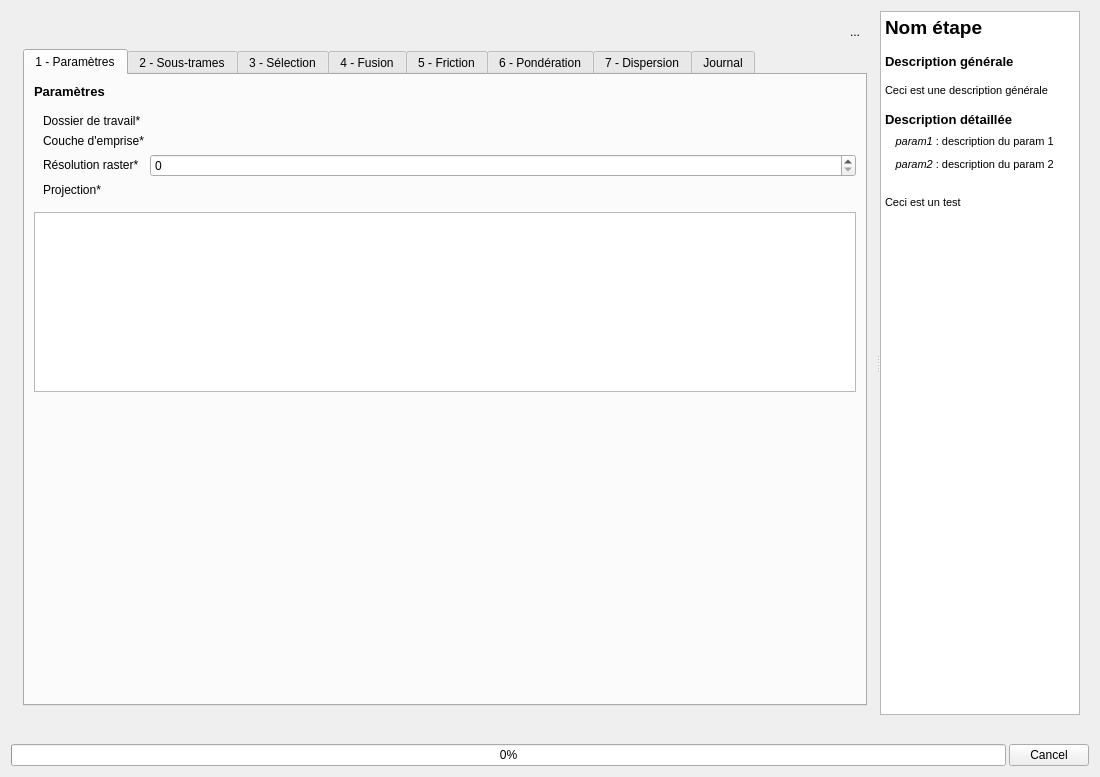
Old version of the form BioDispersal_dialog_base.ui in the repository MathieuChailloux/BioDispersal.
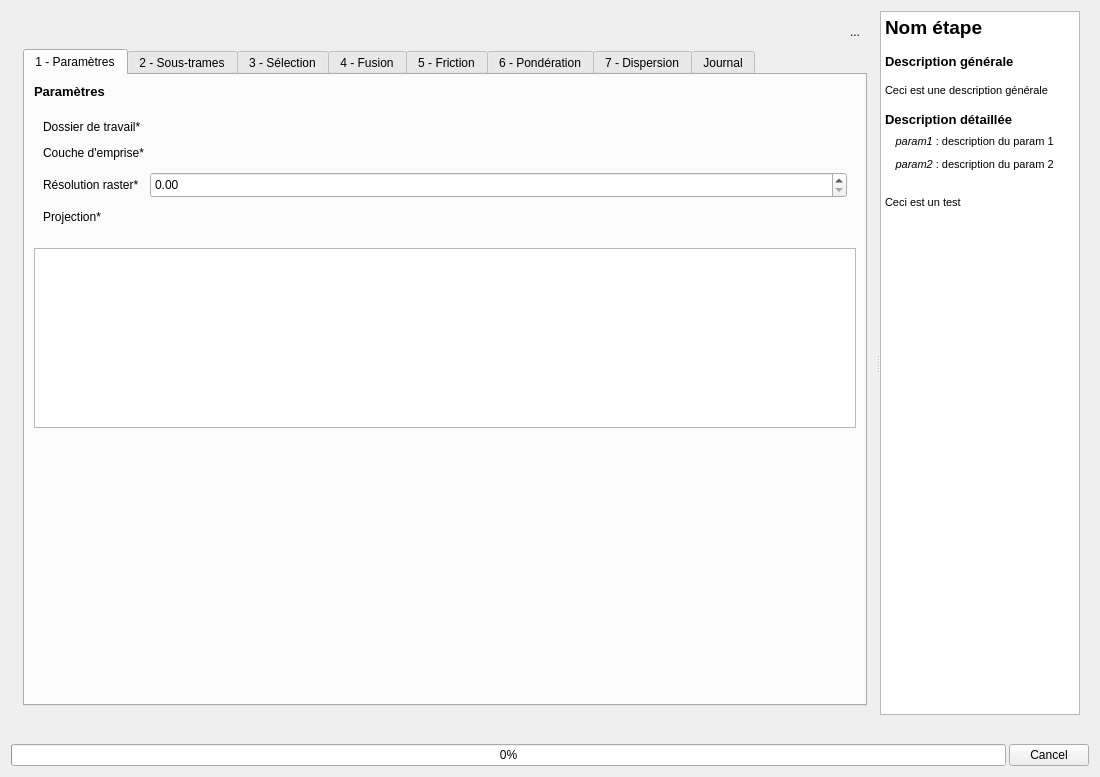
New version of the form. Icons and pictures are not drawn. Custom widgets are drawn as their Qt base class.

What changed in the file:
```diff
--- a/BioDispersal_dialog_base.ui
+++ b/BioDispersal_dialog_base.ui
@@ -306,6 +306,12 @@
                    <verstretch>0</verstretch>
                   </sizepolicy>
                  </property>
+                 <property name="minimumSize">
+                  <size>
+                   <width>0</width>
+                   <height>137</height>
+                  </size>
+                 </property>
                  <property name="frameShape">
                   <enum>QFrame::NoFrame</enum>
                  </property>
@@ -313,33 +319,30 @@
                   <enum>QFrame::Raised</enum>
                  </property>
                  <layout class="QGridLayout" name="gridLayout">
-                  <property name="rightMargin">
-                   <number>0</number>
-                  </property>
-                  <item row="4" column="1">
-                   <widget class="QgsProjectionSelectionWidget" name="paramsCrs">
+                  <item row="0" column="0">
+                   <widget class="QLabel" name="label_44">
                     <property name="sizePolicy">
-                     <sizepolicy hsizetype="Expanding" vsizetype="Fixed">
+                     <sizepolicy hsizetype="Fixed" vsizetype="Fixed">
                       <horstretch>0</horstretch>
                       <verstretch>0</verstretch>
                      </sizepolicy>
                     </property>
+                    <property name="text">
+                     <string>Dossier de travail*</string>
+                    </property>
                    </widget>
                   </item>
-                  <item row="3" column="1">
-                   <widget class="QgsSpinBox" name="rasterResolution">
+                  <item row="0" column="1">
+                   <widget class="QgsFileWidget" name="workspace">
                     <property name="sizePolicy">
                      <sizepolicy hsizetype="Expanding" vsizetype="Fixed">
                       <horstretch>0</horstretch>
                       <verstretch>0</verstretch>
                      </sizepolicy>
                     </property>
-                    <property name="maximum">
-                     <number>999999</number>
-                    </property>
                    </widget>
                   </item>
-                  <item row="2" column="0">
+                  <item row="1" column="0">
                    <widget class="QLabel" name="label_45">
                     <property name="sizePolicy">
                      <sizepolicy hsizetype="Fixed" vsizetype="Fixed">
@@ -352,20 +355,17 @@
                     </property>
                    </widget>
                   </item>
-                  <item row="4" column="0">
-                   <widget class="QLabel" name="label_47">
+                  <item row="1" column="1">
+                   <widget class="QgsFileWidget" name="extentLayer">
                     <property name="sizePolicy">
-                     <sizepolicy hsizetype="Fixed" vsizetype="Fixed">
+                     <sizepolicy hsizetype="Expanding" vsizetype="Fixed">
                       <horstretch>0</horstretch>
                       <verstretch>0</verstretch>
                      </sizepolicy>
                     </property>
-                    <property name="text">
-                     <string>Projection*</string>
-                    </property>
                    </widget>
                   </item>
-                  <item row="3" column="0">
+                  <item row="2" column="0">
                    <widget class="QLabel" name="label_46">
                     <property name="sizePolicy">
                      <sizepolicy hsizetype="Fixed" vsizetype="Fixed">
@@ -379,17 +379,29 @@
                    </widget>
                   </item>
                   <item row="2" column="1">
-                   <widget class="QgsFileWidget" name="extentLayer">
+                   <widget class="QgsDoubleSpinBox" name="rasterResolution">
                     <property name="sizePolicy">
                      <sizepolicy hsizetype="Expanding" vsizetype="Fixed">
                       <horstretch>0</horstretch>
                       <verstretch>0</verstretch>
                      </sizepolicy>
                     </property>
+                    <property name="minimumSize">
+                     <size>
+                      <width>77</width>
+                      <height>26</height>
+                     </size>
+                    </property>
+                    <property name="maximum">
+                     <double>999999.000000000000000</double>
+                    </property>
+                    <property name="clearValue">
+                     <bool>false</bool>
+                    </property>
                    </widget>
                   </item>
-                  <item row="1" column="0">
-                   <widget class="QLabel" name="label_44">
+                  <item row="3" column="0">
+                   <widget class="QLabel" name="label_47">
                     <property name="sizePolicy">
                      <sizepolicy hsizetype="Fixed" vsizetype="Fixed">
                       <horstretch>0</horstretch>
@@ -397,7 +409,7 @@
                      </sizepolicy>
                     </property>
                     <property name="text">
-                     <string>Dossier de travail*</string>
+                     <string>Projection*</string>
                     </property>
                    </widget>
                   </item>
@@ -4414,6 +4426,11 @@
   </layout>
  </widget>
  <customwidgets>
+  <customwidget>
+   <class>QgsDoubleSpinBox</class>
+   <extends>QDoubleSpinBox</extends>
+   <header>qgsdoublespinbox.h</header>
+  </customwidget>
   <customwidget>
    <class>QgsFieldComboBox</class>
    <extends>QComboBox</extends>
```
Left out of the diff: 4 changed lines with no effect on the pictures.
